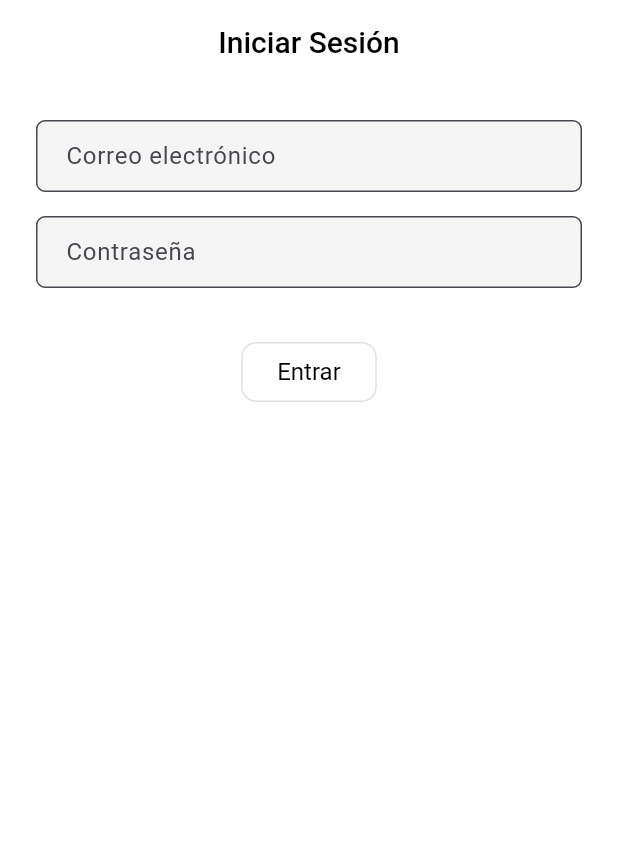
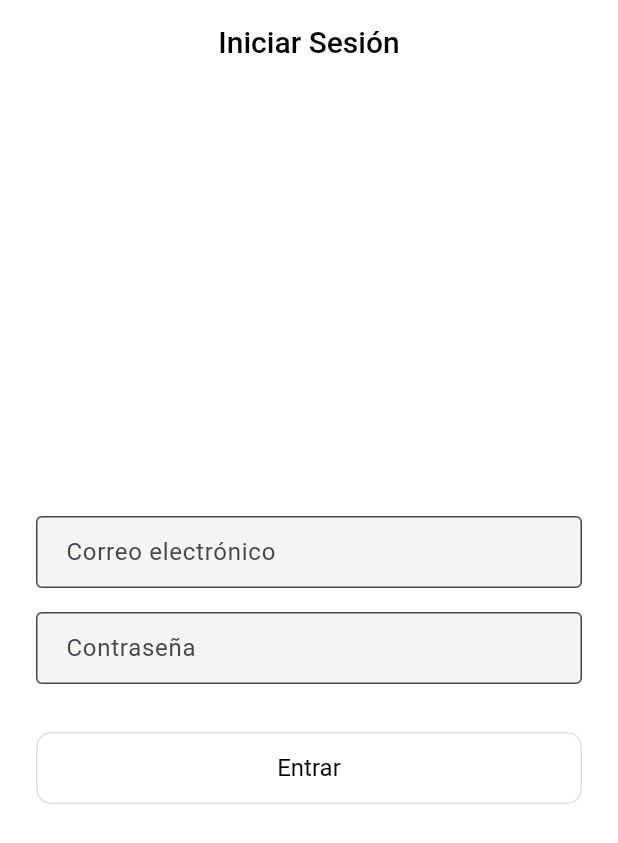
Before and after one commit to Star7-jpg/flutter-app, a Flutter app: the screen it shows after launch, on a phone screen of 412 x 824 dp. Shown: the top 843 px of the screen. Run offline on Flutter 3.47's test engine with Material 3 defaults, Android fonts, the phone set to English and light mode, and no system bars; our stand-ins replace cloud_firestore, firebase_auth, firebase_core; accounts and stored records are empty.

Commit message:
13 Corrección de diseño responsivo en login_screen

```diff
--- a/lib/screens/login_screen.dart
+++ b/lib/screens/login_screen.dart
@@ -1,6 +1,5 @@
 import 'package:flutter/material.dart';
 import 'package:firebase_auth/firebase_auth.dart';
-
 
 class LoginScreen extends StatefulWidget {
   const LoginScreen({super.key});
@@ -29,12 +28,6 @@ class _LoginScreenState extends State<LoginScreen> {
         email: _emailController.text.trim(),
         password: _passwordController.text.trim(),
       );
-
-      // Si el login fue exitoso, redirige al HomeScreen
- //     Navigator.pushReplacement(
- //       context,
- //       MaterialPageRoute(builder: (context) => const HomeScreen()),
- //     );
     } on FirebaseAuthException catch (e) {
       setState(() {
         _error = e.message;
@@ -50,43 +43,75 @@ class _LoginScreenState extends State<LoginScreen> {
   Widget build(BuildContext context) {
     return Scaffold(
       appBar: AppBar(title: const Text('Iniciar Sesión')),
-      body: Padding(
+      body: LayoutBuilder(
+        builder: (context, constraints) {
+          final isWide = constraints.maxWidth > 600; // 📱 vs 💻
+          return Center(
+            child: SingleChildScrollView(
               padding: const EdgeInsets.all(24.0),
+              child: ConstrainedBox(
+                constraints: BoxConstraints(
+                  maxWidth: isWide ? 400 : double.infinity, // 🔥 centrado en pantallas grandes
+                ),
                 child: Form(
                   key: _formKey,
                   child: Column(
+                    crossAxisAlignment: CrossAxisAlignment.stretch,
                     children: [
                       if (_error != null)
-                Text(_error!, style: const TextStyle(color: Colors.red)),
+                        Padding(
+                          padding: const EdgeInsets.only(bottom: 16),
+                          child: Text(
+                            _error!,
+                            style: const TextStyle(color: Colors.red),
+                            textAlign: TextAlign.center,
+                          ),
+                        ),
 
+                      // Email
                       TextFormField(
                         controller: _emailController,
-                decoration: const InputDecoration(labelText: 'Correo electrónico'),
+                        decoration: const InputDecoration(
+                          labelText: 'Correo electrónico',
+                          border: OutlineInputBorder(),
+                        ),
                         keyboardType: TextInputType.emailAddress,
                         validator: (value) =>
                             value!.isEmpty ? 'Introduce tu correo' : null,
                       ),
                       const SizedBox(height: 16),
 
+                      // Password
                       TextFormField(
                         controller: _passwordController,
-                decoration: const InputDecoration(labelText: 'Contraseña'),
+                        decoration: const InputDecoration(
+                          labelText: 'Contraseña',
+                          border: OutlineInputBorder(),
+                        ),
                         obscureText: true,
                         validator: (value) =>
                             value!.isEmpty ? 'Introduce tu contraseña' : null,
                       ),
                       const SizedBox(height: 32),
 
+                      // Botón
                       _isLoading
-                  ? const CircularProgressIndicator()
-                  : OutlinedButton(
+                          ? const Center(child: CircularProgressIndicator())
+                          : SizedBox(
+                              height: 48,
+                              child: OutlinedButton(
                                 onPressed: _login,
                                 child: const Text('Entrar'),
+                              ),
                             ),
                     ],
                   ),
                 ),
               ),
+            ),
+          );
+        },
+      ),
     );
   }
 }
```
Lines whose indentation alone changed are shown as unchanged.
